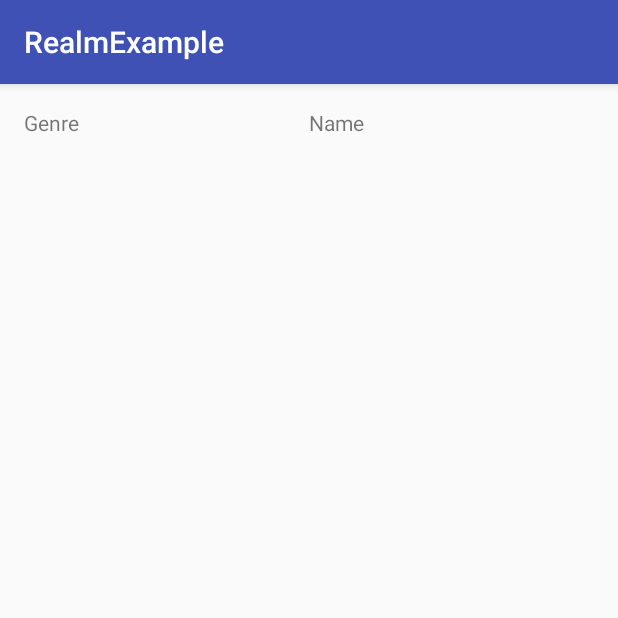
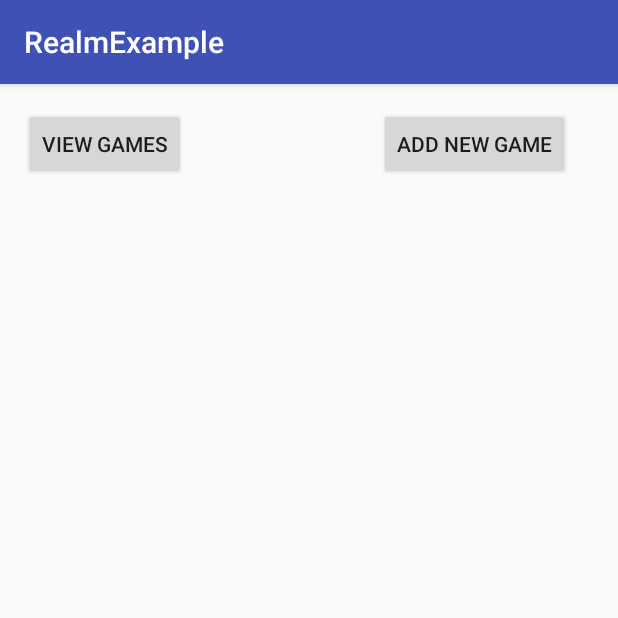
Before and after one commit to AlvaroFalcon/RealmExample, an Android app: the screen it shows after launch (MainActivity), on a phone screen of 412 x 824 dp, the top half of it. Run offline under Robolectric (Android 15) with nearby library versions, the phone set to English and light mode, and no system bars; libraries missing offline, so code that uses them is left out: io.realm.

Commit message:
added AddGameFragment, working

```diff
--- a/app/build.gradle
+++ b/app/build.gradle
@@ -25,6 +25,7 @@ dependencies {
         exclude group: 'com.android.support', module: 'support-annotations'
     })
     compile 'com.android.support:appcompat-v7:24.2.1'
+    compile 'com.android.support:support-v4:24.2.1'
     testCompile 'junit:junit:4.12'
 }
 buildscript {
--- a/app/src/main/java/com/realmexample/alvaro/realmexample/MainActivity.java
+++ b/app/src/main/java/com/realmexample/alvaro/realmexample/MainActivity.java
@@ -1,34 +1,55 @@
 package com.realmexample.alvaro.realmexample;
 
+import android.app.FragmentManager;
+import android.app.FragmentTransaction;
+import android.net.Uri;
+//import android.support.v4.app.Fragment;
 import android.support.v7.app.AppCompatActivity;
 import android.os.Bundle;
-import android.util.Log;
-import android.widget.FrameLayout;
-import android.widget.LinearLayout;
-import android.widget.TextView;
+import android.view.View;
+import android.widget.Button;
 
 import io.realm.Realm;
 import model.Game;
 
-public class MainActivity extends AppCompatActivity {
+public class MainActivity extends AppCompatActivity implements AddFragment.OnFragmentInteractionListener {
 
     private Realm realm;
-    private TextView genreTv;
-    private TextView nameTv;
+    private Button addViewButton;
+    private Button viewButton;
 
     @Override
     protected void onCreate(Bundle savedInstanceState) {
         super.onCreate(savedInstanceState);
         setContentView(R.layout.activity_main);
+        initElements();
+        initListeners();
 
 
-        nameTv = (TextView) findViewById(R.id.nameTv);
-        genreTv = (TextView) findViewById(R.id.genreTv);
+    }
 
+    private void initListeners() {
 
-        Realm.init(this);
-        realm = Realm.getDefaultInstance();
-        addGame(realm);
+        addViewButton.setOnClickListener(new View.OnClickListener() {
+            @Override
+            public void onClick(View v) {
+
+                FragmentManager fragmentManager = getFragmentManager();
+
+                FragmentTransaction transaction = fragmentManager.beginTransaction();
+
+                AddFragment fragment = new AddFragment();
+                transaction.replace(R.id.container, fragment);
+
+                transaction.commit();
+
+            }
+        });
+    }
+
+    private void initElements() {
+        addViewButton = (Button) findViewById(R.id.addGameButton);
+        viewButton = (Button) findViewById(R.id.viewAllGamesButton);
     }
 
     private void addGame(Realm realm) {
@@ -43,13 +64,10 @@ public class MainActivity extends AppCompatActivity {
             }
         });
         final Game game = realm.where(Game.class).findFirst();
-        showStatus(game.getName(), game.getGenre());
     }
 
-    private void showStatus(String name, String genre) {
-        Log.i("TAG", name+ " "+genre);
+    @Override
+    public void onFragmentInteraction(Uri uri) {
 
-        nameTv.setText(name);
-        genreTv.setText(genre);
     }
 }
--- a/app/src/main/res/layout/activity_main.xml
+++ b/app/src/main/res/layout/activity_main.xml
@@ -1,28 +1,45 @@
 <?xml version="1.0" encoding="utf-8"?>
-<LinearLayout xmlns:android="http://schemas.android.com/apk/res/android"
+<RelativeLayout xmlns:android="http://schemas.android.com/apk/res/android"
     xmlns:tools="http://schemas.android.com/tools"
-    android:id="@+id/activity_main"
+    android:id="@+id/activity_main_layout"
     android:layout_width="match_parent"
     android:layout_height="match_parent"
     android:paddingBottom="@dimen/activity_vertical_margin"
     android:paddingLeft="@dimen/activity_horizontal_margin"
     android:paddingRight="@dimen/activity_horizontal_margin"
     android:paddingTop="@dimen/activity_vertical_margin"
-    tools:context="com.realmexample.alvaro.realmexample.MainActivity"
-    >
+    tools:context="com.realmexample.alvaro.realmexample.MainActivity">
 
-    <TextView
-        android:text="Genre"
+    <Button
+        android:id="@+id/addGameButton"
         android:layout_width="wrap_content"
         android:layout_height="wrap_content"
-        android:id="@+id/genreTv"
-        android:layout_weight="21.78" />
+        android:layout_weight="1"
+        android:text="Add new game"
+        android:layout_alignParentTop="true"
+        android:layout_alignParentRight="true"
+        android:layout_alignParentEnd="true"
+        android:layout_marginRight="16dp"
+        android:layout_marginEnd="16dp" />
 
-    <TextView
-        android:text="Name"
+    <Button
+        android:id="@+id/viewAllGamesButton"
         android:layout_width="wrap_content"
         android:layout_height="wrap_content"
-        android:id="@+id/nameTv"
-        android:layout_weight="21.78" />
+        android:layout_weight="1"
+        android:text="View Games"
+        android:layout_alignParentTop="true"
+        android:layout_alignParentLeft="true"
+        android:layout_alignParentStart="true" />
 
-</LinearLayout>
+    <FrameLayout
+        android:layout_width="match_parent"
+        android:layout_height="match_parent"
+        android:layout_below="@+id/addGameButton"
+        android:layout_alignRight="@+id/addGameButton"
+        android:layout_alignEnd="@+id/addGameButton"
+        android:id="@+id/container">
+
+    </FrameLayout>
+
+</RelativeLayout>
--- a/app/src/main/res/values/strings.xml
+++ b/app/src/main/res/values/strings.xml
@@ -1,3 +1,6 @@
 <resources>
     <string name="app_name">RealmExample</string>
+
+    <!-- TODO: Remove or change this placeholder text -->
+    <string name="hello_blank_fragment">Hello blank fragment</string>
 </resources>
```
Also changed, not shown: app/src/main/java/com/realmexample/alvaro/realmexample/AddFragment.java (added, +118 -0 lines), app/src/main/res/layout/fragment_add.xml (added, +44 -0 lines).
